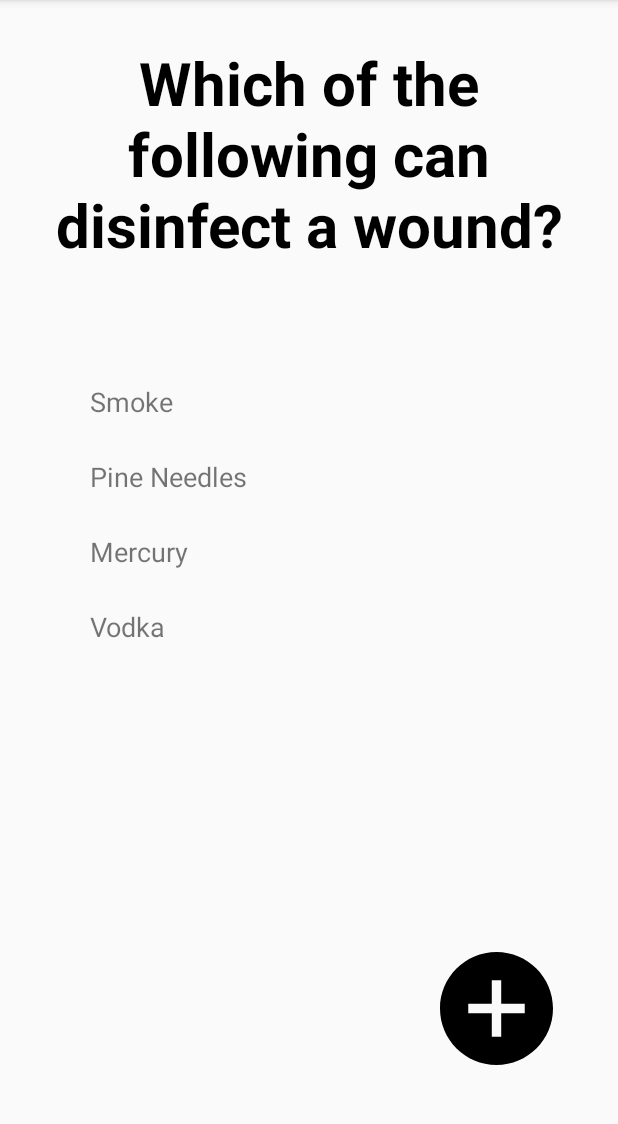
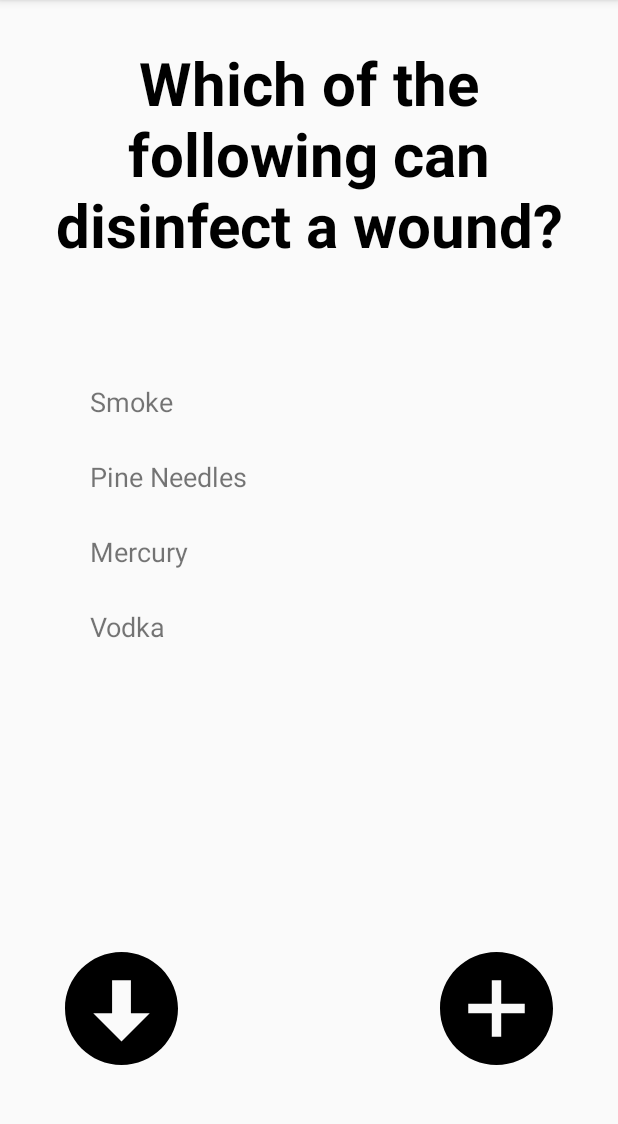
Before and after one commit to AlynMing/Flashcards, an Android app: the screen it shows after launch (MainActivity), on a phone screen of 412 x 824 dp, the part 84-1208 px from its top. Run offline under Robolectric (Android 15) with nearby library versions, the phone set to English and light mode, and no system bars.

Commit message:
Save Icon placed and works

```diff
--- /dev/null
+++ b/app/src/main/res/drawable/ic_icon_save.xml
@@ -0,0 +1,4 @@
+<vector android:height="75dp" android:viewportHeight="24"
+    android:viewportWidth="24" android:width="75dp" xmlns:android="http://schemas.android.com/apk/res/android">
+    <path android:fillColor="#FF000000" android:pathData="M24,12c0,-6.627 -5.373,-12 -12,-12s-12,5.373 -12,12 5.373,12 12,12 12,-5.373 12,-12zM6,13h4v-7h4v7h4l-6,6 -6,-6z"/>
+</vector>
--- a/app/src/main/res/layout/activity_main.xml
+++ b/app/src/main/res/layout/activity_main.xml
@@ -97,4 +97,14 @@
         android:layout_marginBottom="58dp"
         android:src="@drawable/ic_icon_plus" />
 
+    <ImageView
+        android:id="@+id/imageView"
+        android:layout_width="75dp"
+        android:layout_height="75dp"
+        android:layout_alignParentStart="true"
+        android:layout_alignParentBottom="true"
+        android:layout_marginStart="43dp"
+        android:layout_marginBottom="58dp"
+        app:srcCompat="@drawable/ic_icon_save" />
+
 </RelativeLayout>
```
